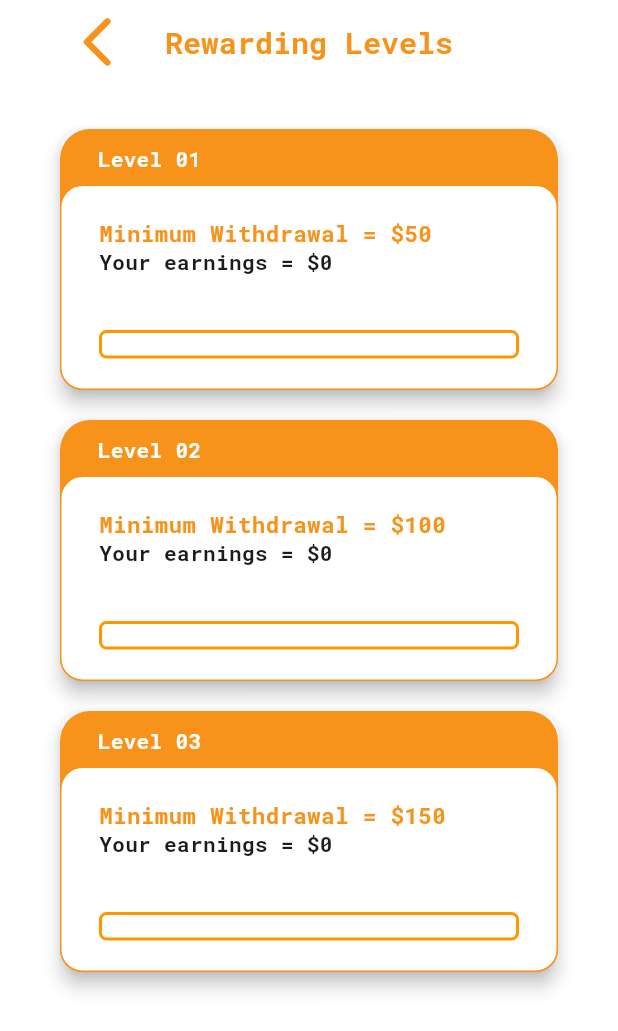
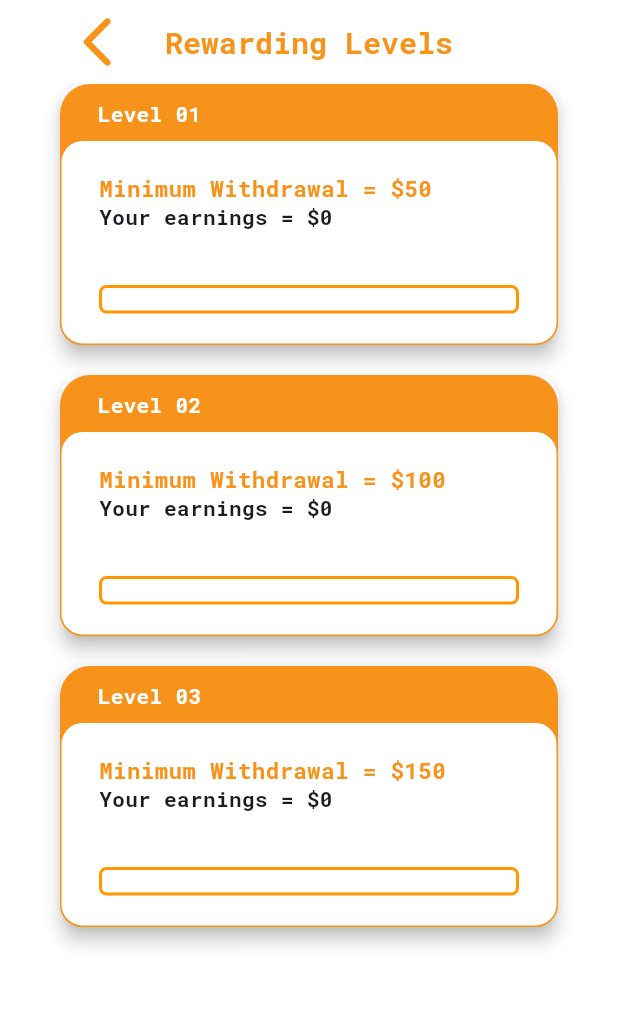
Before and after one commit to MohammedHishamFarouk/coin_boost, a Flutter app: the RewardingLevelScreen screen opened directly, on a phone screen of 412 x 824 dp. Shown: the top 1031 px of the screen. Run offline on Flutter 3.47's test engine with Material 3 defaults, Android fonts, the phone set to English and light mode, and no system bars; our stand-ins replace google_mobile_ads; network calls fail.

Commit message:
removed the vertical padding

```diff
--- a/lib/view/navigtionBar/rewarding_level_screen.dart
+++ b/lib/view/navigtionBar/rewarding_level_screen.dart
@@ -27,7 +27,7 @@ class RewardingLevelScreen extends StatelessWidget {
         ),
       ),
       body: Padding(
-        padding: const EdgeInsets.symmetric(horizontal: 40.0, vertical: 30),
+        padding: const EdgeInsets.symmetric(horizontal: 40.0),
         child: Center(
           child: SizedBox(
             width: 343,
```
